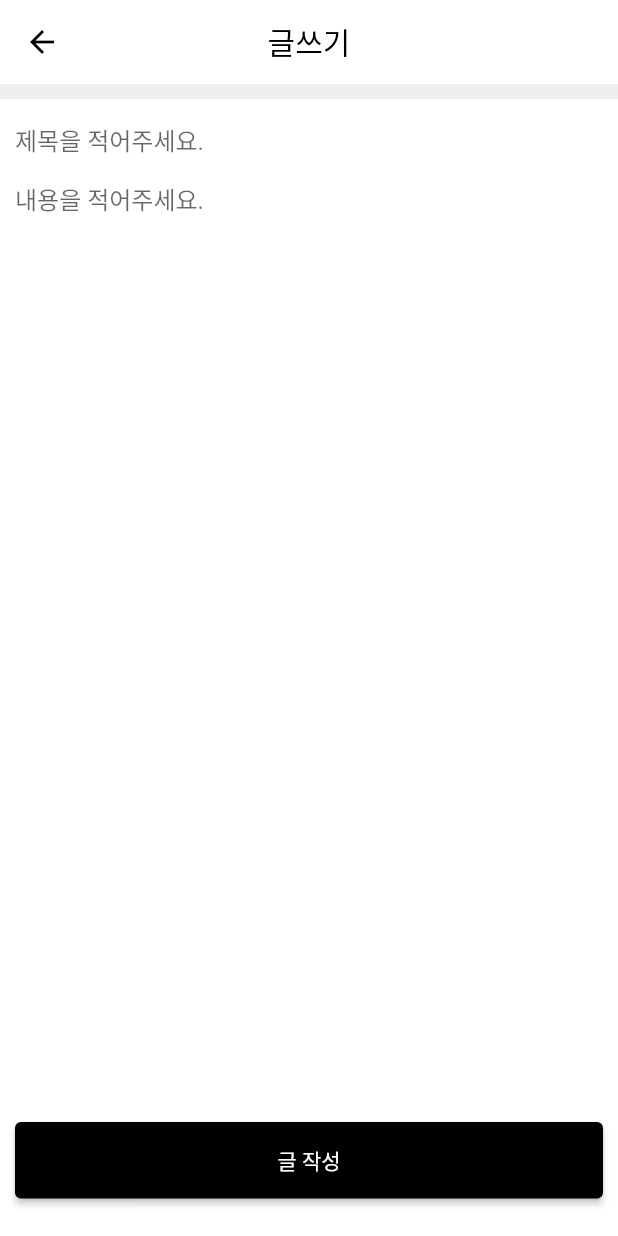
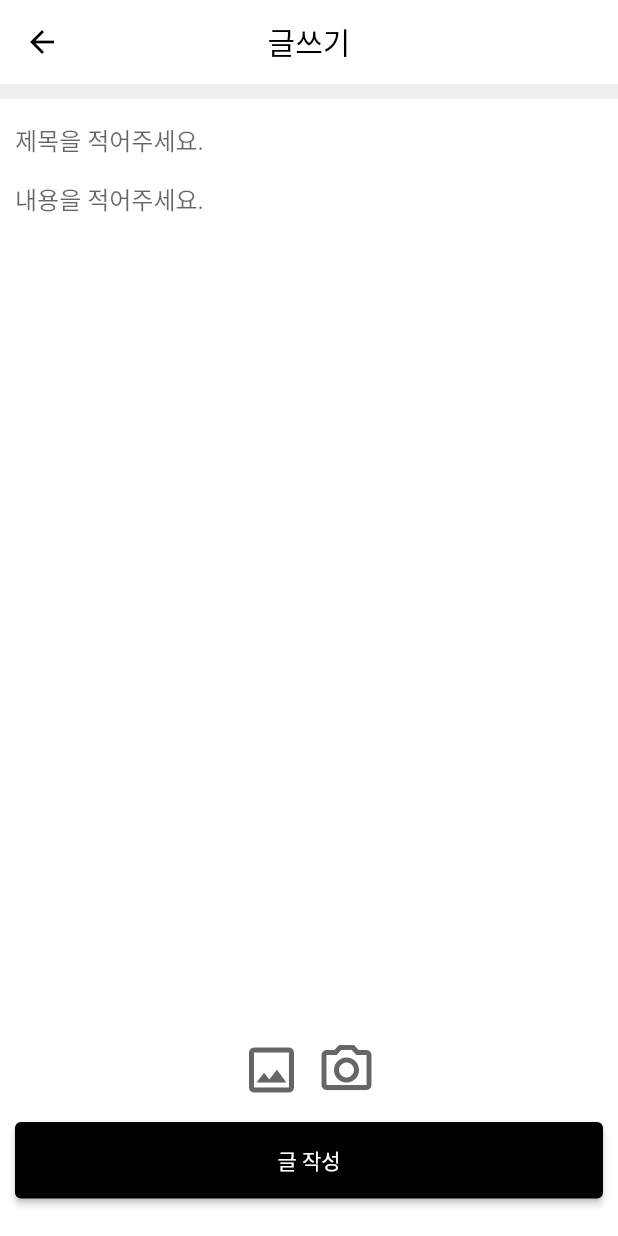
Before and after one commit to mkp0131/muljipsa, a Flutter app: the MyPageLayout screen opened directly, after a tap on the "add" icon, on a phone screen of 412 x 824 dp. Run offline on Flutter 3.47's test engine with Material 2 defaults, Android fonts, the light colour scheme and no system bars; our stand-ins replace image_picker.

Commit message:
이미지 업로드 추가

```diff
--- a/lib/screen/boarder_write.dart
+++ b/lib/screen/boarder_write.dart
@@ -1,4 +1,7 @@
+import 'dart:io';
+
 import 'package:flutter/material.dart';
+import 'package:image_picker/image_picker.dart';
 import 'package:muljipsa/layout/my_page_layout.dart';
 
 class BoarderWrite extends StatelessWidget {
@@ -10,8 +13,15 @@ class BoarderWrite extends StatelessWidget {
   }
 }
 
-class _Content extends StatelessWidget {
+class _Content extends StatefulWidget {
   const _Content({Key? key}) : super(key: key);
+
+  @override
+  State<_Content> createState() => _ContentState();
+}
+
+class _ContentState extends State<_Content> {
+  List<XFile> selectImages = [];
 
   @override
   Widget build(BuildContext context) {
@@ -41,6 +51,81 @@ class _Content extends StatelessWidget {
                 decoration: InputDecoration.collapsed(hintText: "내용을 적어주세요."),
               ),
             ),
+            SizedBox(
+              height: 15,
+            ),
+            Row(
+              children: selectImages.map((image) {
+                return Container(
+                  width: 60,
+                  height: 60,
+                  margin: EdgeInsets.only(right: 5),
+                  decoration: BoxDecoration(
+                    borderRadius: BorderRadius.circular(8),
+                    color: Colors.grey,
+                    border: Border.all(color: Colors.black, width: 1),
+                    image: DecorationImage(
+                      fit: BoxFit.cover,
+                      image: AssetImage(image.path),
+                    ),
+                  ),
+                );
+              }).toList(),
+            ),
+            SizedBox(
+              height: 15,
+            ),
+            Row(
+              mainAxisAlignment: MainAxisAlignment.center,
+              children: [
+                SizedBox(
+                  child: GestureDetector(
+                    onTap: () async {
+                      final List<XFile>? images =
+                          await ImagePicker().pickMultiImage(
+                        maxWidth: 760,
+                        maxHeight: 760,
+                        imageQuality: 80,
+                      );
+
+                      if (images != null) {
+                        setState(() {
+                          this.selectImages = images;
+                        });
+                      }
+                    },
+                    child: Container(
+                      child: Icon(
+                        Icons.photo_outlined,
+                        size: 40,
+                        color: Color(0xFF666666),
+                      ),
+                    ),
+                  ),
+                ),
+                SizedBox(width: 10),
+                SizedBox(
+                  child: GestureDetector(
+                    onTap: () async {
+                      final XFile? images = await ImagePicker()
+                          .pickImage(source: ImageSource.camera);
+
+                      print(images);
+                    },
+                    child: Container(
+                      child: Icon(
+                        Icons.camera_alt_outlined,
+                        size: 40,
+                        color: Color(0xFF666666),
+                      ),
+                    ),
+                  ),
+                ),
+              ],
+            ),
+            SizedBox(
+              height: 15,
+            ),
             ElevatedButton(
               onPressed: () {},
               child: Text('글 작성'),
```
